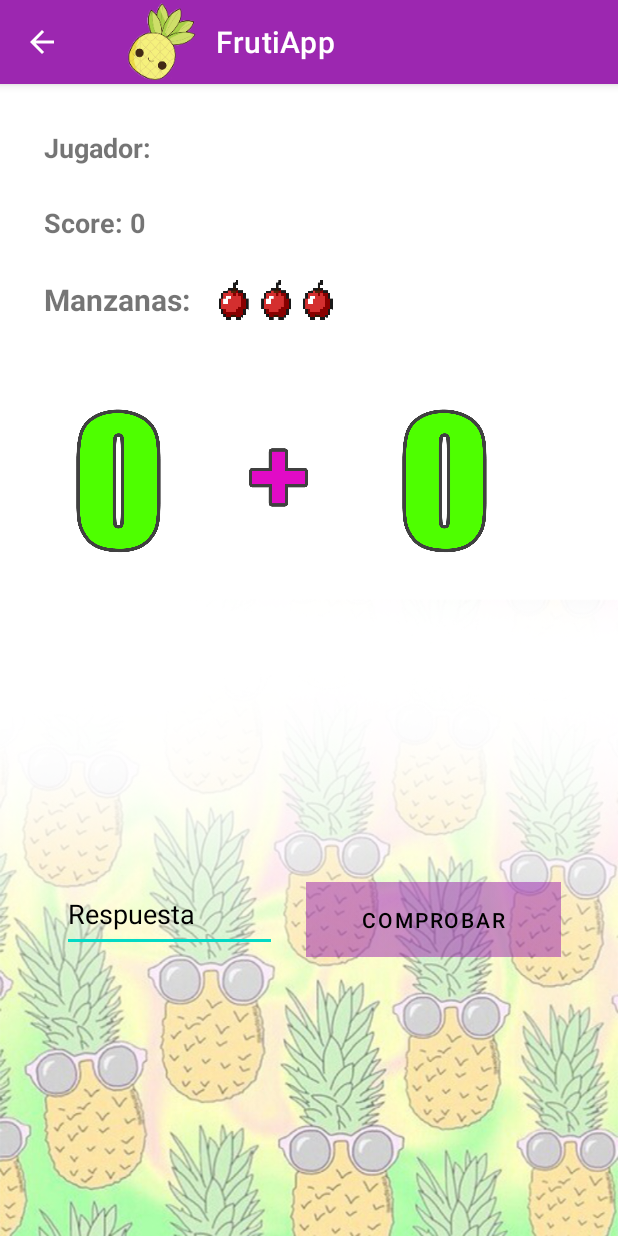
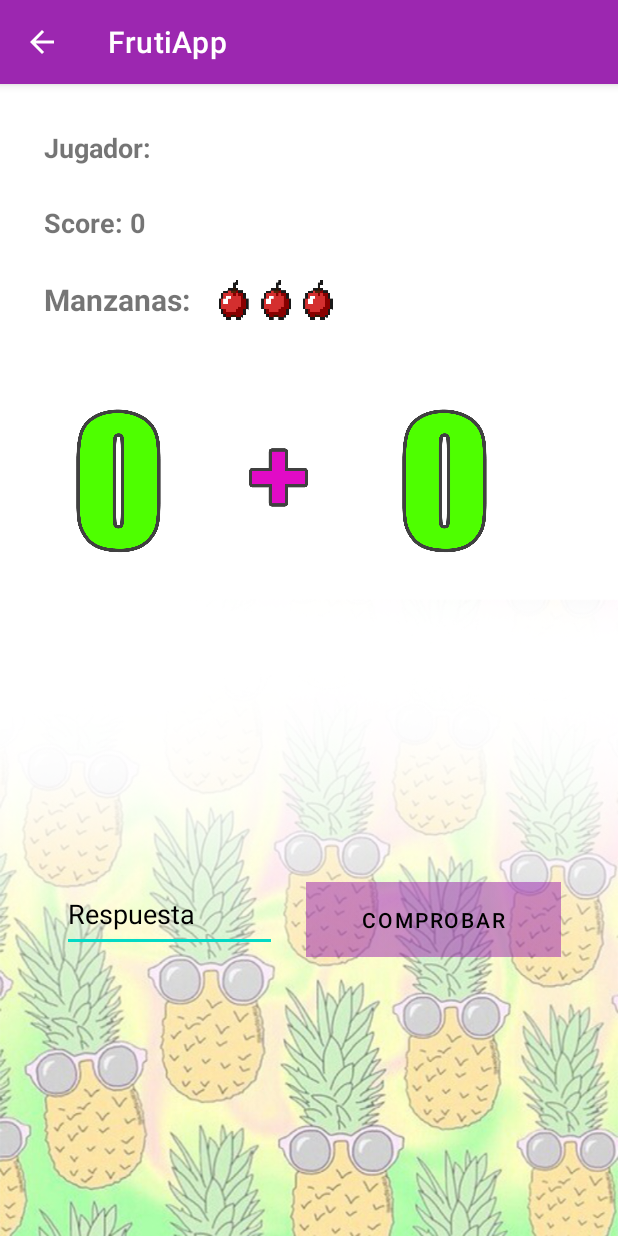
Before and after one commit to Flo-Olivieri/FrutiApp, an Android app: the Main2Activity_Nivel1 screen opened directly, with no data from a screen before it, on a phone screen of 412 x 824 dp. Run offline under Robolectric (Android 15) with nearby library versions, the phone set to English and light mode, and no system bars.

Commit message:
cambios en el toolbar

```diff
--- a/app/src/main/java/com/florenciaolivieri/frutiapp/Main2Activity_Nivel1.java
+++ b/app/src/main/java/com/florenciaolivieri/frutiapp/Main2Activity_Nivel1.java
@@ -14,6 +14,5 @@ public class Main2Activity_Nivel1 extends AppCompatActivity {
 
         ActionBar actionBar = getSupportActionBar();
         actionBar.setDisplayShowHomeEnabled(true);
-        actionBar.setIcon(R.mipmap.ic_launcher);
     }
 }
--- a/app/src/main/java/com/florenciaolivieri/frutiapp/MainActivity.java
+++ b/app/src/main/java/com/florenciaolivieri/frutiapp/MainActivity.java
@@ -19,8 +19,7 @@ public class MainActivity extends AppCompatActivity {
     private ImageView iv_personaje;
     private TextView  tv_bestScore;
 
-    int num_aleatorio = (int) (Math.random() * 10); // casteo math.random porque
-    // es un double
+    int num_aleatorio = (int) (Math.random() * 10); // casteo math.random porque es un double
 
 
     @Override
```
